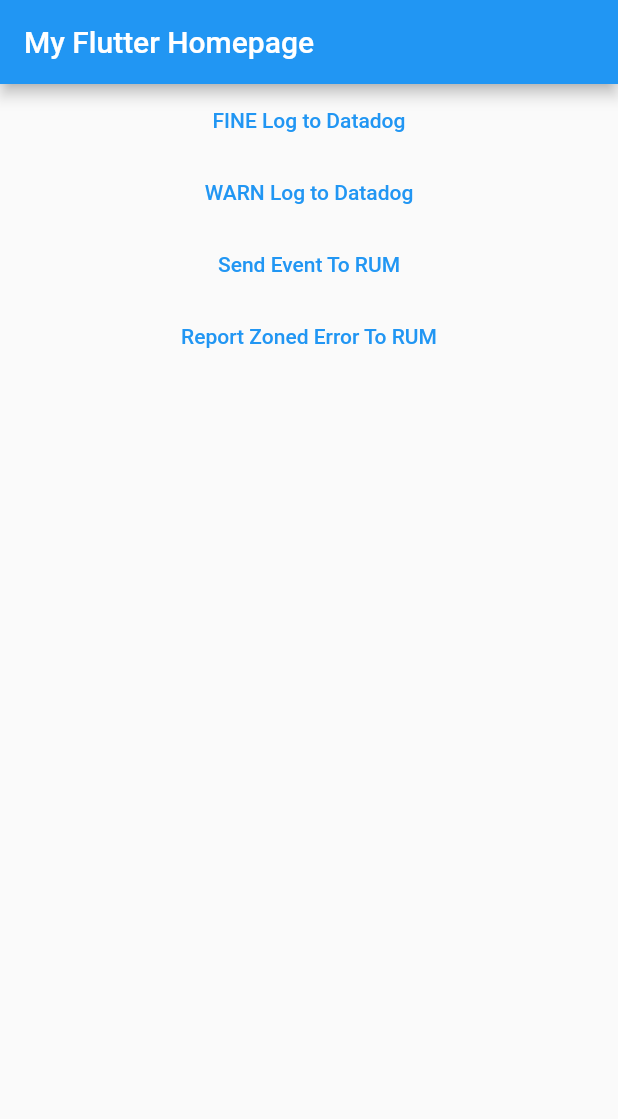
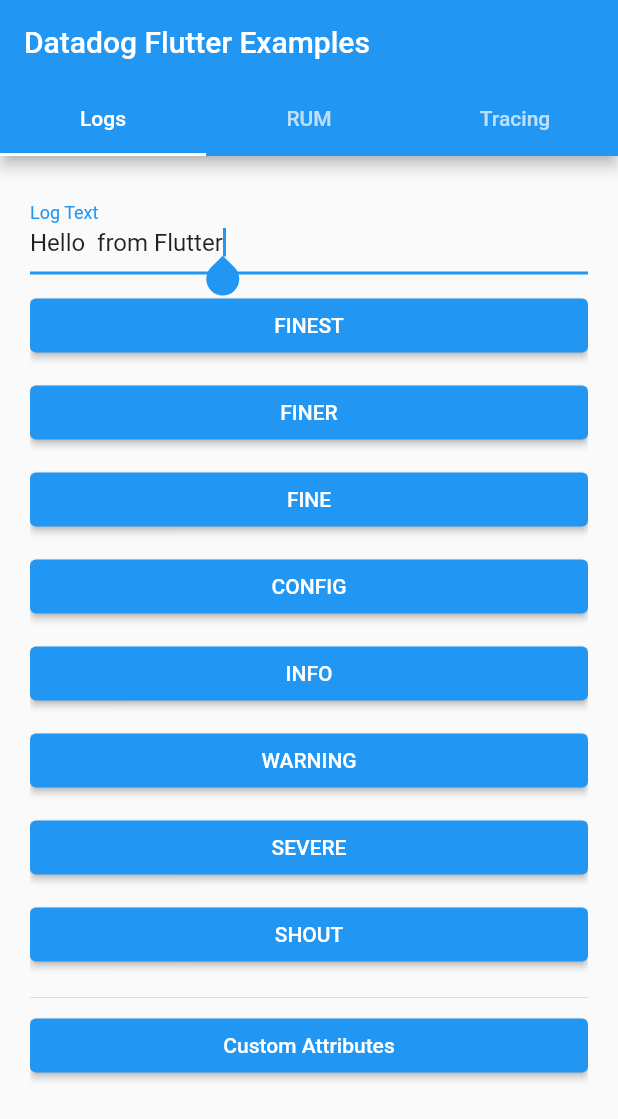
Before and after one commit to GetDutchie/datadog_flutter, a Flutter app: the screen it shows after launch, on a phone screen of 412 x 824 dp. Shown: the top 1119 px of the screen. Run offline on Flutter 3.47's test engine with Material 2 defaults, Android fonts, the phone set to English and light mode, and no system bars; our stand-ins replace js.

Commit message:
extend example code and functionality; cache dependencies in CI (#55)

```diff
--- /dev/null
+++ b/example/lib/example_button.dart
@@ -0,0 +1,25 @@
+import 'package:flutter/material.dart';
+
+class ExampleButton extends StatelessWidget {
+  final VoidCallback onPressed;
+  final String text;
+  const ExampleButton({
+    Key? key,
+    required this.onPressed,
+    required this.text,
+  }) : super(key: key);
+
+  @override
+  Widget build(BuildContext context) {
+    return Padding(
+      padding: const EdgeInsets.only(bottom: 10),
+      child: ElevatedButton(
+        onPressed: onPressed,
+        child: Padding(
+          padding: const EdgeInsets.symmetric(vertical: 10),
+          child: Text(text),
+        ),
+      ),
+    );
+  }
+}
--- /dev/null
+++ b/example/lib/logs.dart
@@ -0,0 +1,84 @@
+import 'package:flutter/material.dart';
+import 'package:datadog_flutter/datadog_logger.dart';
+import 'package:logging/logging.dart';
+import 'example_button.dart';
+
+class Logs extends StatelessWidget {
+  static final controller = TextEditingController(text: 'Hello  from Flutter');
+
+  // Instantiation will bind to root Logger
+  static final ddLogger = DatadogLogger();
+
+  /// This can be instantiated anywhere. It can be regularly disposed and recreated
+  /// (such as in a build method) becuase DatadogLogger was instantiated
+  /// with `bindOnRecord: true`. Any `Logger` instance will forward to DD.
+  static final internalLoggger = Logger('MyLoggerName');
+
+  Logs({Key? key}) : super(key: key);
+
+  @override
+  Widget build(BuildContext context) {
+    return ListView(
+      children: [
+        Padding(
+          padding: const EdgeInsets.only(bottom: 10),
+          child: TextField(
+            controller: controller,
+            decoration: InputDecoration(labelText: 'Log Text'),
+            autofocus: true,
+          ),
+        ),
+        // This could be refactored to a map using internalLogger.log
+        // however, the purpose of an example is to be illustrative so
+        // this should remain verbose
+        ExampleButton(
+          onPressed: () => internalLoggger.finest('FINEST ${controller.text}'),
+          text: 'FINEST',
+        ),
+        ExampleButton(
+          onPressed: () => internalLoggger.finer('FINER ${controller.text}'),
+          text: 'FINER',
+        ),
+        ExampleButton(
+          onPressed: () => internalLoggger.fine('FINE ${controller.text}'),
+          text: 'FINE',
+        ),
+        ExampleButton(
+          onPressed: () => internalLoggger.config('CONFIG ${controller.text}'),
+          text: 'CONFIG',
+        ),
+        ExampleButton(
+          onPressed: () => internalLoggger.info('INFO ${controller.text}'),
+          text: 'INFO',
+        ),
+        ExampleButton(
+          onPressed: () =>
+              internalLoggger.warning('WARNING ${controller.text}'),
+          text: 'WARNING',
+        ),
+        ExampleButton(
+          onPressed: () => internalLoggger.severe('SEVERE ${controller.text}'),
+          text: 'SEVERE',
+        ),
+        ExampleButton(
+          onPressed: () => internalLoggger.severe('SHOUT ${controller.text}'),
+          text: 'SHOUT',
+        ),
+        Divider(),
+        ExampleButton(
+          onPressed: () => ddLogger.log(
+            'Custom Attributes',
+            Level.WARNING,
+            attributes: {
+              'customString': 'a string',
+              'customInt': 12345,
+              'customFloat': 12345.678,
+              'customBool': true,
+            },
+          ),
+          text: 'Custom Attributes',
+        ),
+      ],
+    );
+  }
+}
--- a/example/lib/main.dart
+++ b/example/lib/main.dart
@@ -4,26 +4,27 @@
 import 'package:datadog_flutter/datadog_logger.dart';
 import 'package:datadog_flutter/datadog_tracing.dart';
 import 'package:flutter/material.dart';
-import 'package:logging/logging.dart';
 
 import 'package:datadog_flutter/datadog_flutter.dart';
 
-// DO NOT COMMIT TO GIT
-// Ideally, your token is encrypted if it must be committed or its added at build
-const DATADOG_CLIENT_TOKEN = 'YOUR_DATADOG_CLIENT_TOKEN';
+import 'config.dart';
+import 'rum.dart';
+import 'logs.dart';
+import 'tracing.dart';
+
 void main() async {
   WidgetsFlutterBinding.ensureInitialized();
 
   await DatadogFlutter.initialize(
+    androidRumApplicationId: ANDROID_RUM_APPLICATION_ID,
     clientToken: DATADOG_CLIENT_TOKEN,
-    environment: 'production',
-    androidRumApplicationId: 'YOUR_ANDROID_RUM_APPLICATION_ID',
-    iosRumApplicationId: 'YOUR_IOS_RUM_APPLICATION_ID',
-    webRumApplicationId: 'YOUR_WEB_RUM_APPLICATION_ID',
-    serviceName: 'my-cool-app',
+    environment: ENVIRONMENT,
+    iosRumApplicationId: IOS_RUM_APPLICATION_ID,
+    serviceName: SERVICE_NAME,
     trackingConsent: TrackingConsent.granted,
+    webRumApplicationId: WEB_RUM_APPLICATION_ID,
   );
-  final ddLogger = DatadogLogger();
+
   // Capture Flutter errors automatically:
   FlutterError.onError = DatadogRum.instance.addFlutterError;
 
@@ -31,20 +32,15 @@
 
   // Catch errors without crashing the app:
   runZonedGuarded(() {
-    runApp(MyApp(ddLogger));
+    runApp(MyApp());
   }, (error, stackTrace) {
     DatadogRum.instance.addError(error, stackTrace);
   });
-  runApp(MyApp(ddLogger));
+  runApp(MyApp());
 }
 
 class MyApp extends StatelessWidget {
-  final Logger otherLogger;
-  final DatadogLogger datadogLogger;
-
-  MyApp(this.datadogLogger, {Key? key})
-      : otherLogger = Logger('other logger'),
-        super(key: key);
+  MyApp({Key? key}) : super(key: key);
 
   @override
   Widget build(BuildContext context) {
@@ -54,30 +50,30 @@
         primarySwatch: Colors.blue,
         visualDensity: VisualDensity.adaptivePlatformDensity,
       ),
-      home: Scaffold(
-        appBar: AppBar(
-          title: Text('My Flutter Homepage'),
-        ),
-        body: ListView(
-          children: [
-            TextButton(
-              onPressed: () => otherLogger.fine('FINE log from Flutter'),
-              child: Text('FINE Log to Datadog'),
+      home: DefaultTabController(
+        initialIndex: 0,
+        length: 3,
+        child: Scaffold(
+          appBar: AppBar(
+            title: Text('Datadog Flutter Examples'),
+            bottom: TabBar(
+              tabs: [
+                Tab(text: 'Logs'),
+                Tab(text: 'RUM'),
+                Tab(text: 'Tracing'),
+              ],
             ),
-            TextButton(
-              onPressed: () => otherLogger.warning('WARN log from Flutter'),
-              child: Text('WARN Log to Datadog'),
+          ),
+          body: Padding(
+            padding: const EdgeInsets.all(20),
+            child: TabBarView(
+              children: [
+                Logs(),
+                Rum(),
+                Tracing(),
+              ],
             ),
-            TextButton(
-              onPressed: () =>
-                  DatadogRum.instance.addUserAction('Send Event Button'),
-              child: Text('Send Event To RUM'),
-            ),
-            TextButton(
-              onPressed: () => throw StateError('State Error from Flutter'),
-              child: Text('Report Zoned Error To RUM'),
-            ),
-          ],
+          ),
         ),
       ),
       navigatorObservers: [
--- /dev/null
+++ b/example/lib/rum.dart
@@ -0,0 +1,115 @@
+import 'package:datadog_flutter/datadog_rum.dart';
+import 'package:flutter/material.dart';
+
+import 'example_button.dart';
+
+class Rum extends StatelessWidget {
+  static final controller = TextEditingController(text: 'Event from Flutter');
+
+  const Rum({Key? key}) : super(key: key);
+
+  @override
+  Widget build(BuildContext context) {
+    return ListView(
+      children: [
+        ExampleButton(
+          onPressed: () {
+            final route = MaterialPageRoute(
+              fullscreenDialog: true,
+              settings: RouteSettings(name: 'RumModalRoute'),
+              builder: (BuildContext _) => _ModalRoute(),
+            );
+            Navigator.of(context).push(route);
+          },
+          text: 'Change Route',
+        ),
+        Divider(),
+        Padding(
+          padding: const EdgeInsets.only(bottom: 10),
+          child: TextField(
+            controller: controller,
+            decoration: InputDecoration(labelText: 'Event Text'),
+            autofocus: true,
+          ),
+        ),
+        ExampleButton(
+          onPressed: () =>
+              DatadogRum.instance.addUserAction('TAP ${controller.text}'),
+          text: 'Tap Event',
+        ),
+        ExampleButton(
+          onPressed: () => DatadogRum.instance.addUserAction(
+            'Scroll ${controller.text}',
+            action: RUMAction.scroll,
+          ),
+          text: 'Scroll Event',
+        ),
+        ExampleButton(
+          onPressed: () => DatadogRum.instance.addUserAction(
+            'SWIPE ${controller.text}',
+            action: RUMAction.swipe,
+          ),
+          text: 'Swipe Event',
+        ),
+        ExampleButton(
+          onPressed: () => DatadogRum.instance.addUserAction(
+            'CLICK ${controller.text}',
+            action: RUMAction.click,
+          ),
+          text: 'Click Event',
+        ),
+        ExampleButton(
+          onPressed: () => DatadogRum.instance.addUserAction(
+            'CUSTOM ${controller.text}',
+            action: RUMAction.custom,
+          ),
+          text: 'Custom Event',
+        ),
+        Divider(),
+        ExampleButton(
+          onPressed: () => throw StateError('State Error from Flutter'),
+          text: 'Report Zoned Error To RUM',
+        ),
+        ExampleButton(
+          onPressed: () async {
+            try {
+              throw StateError('Custom Add Error from Flutter');
+            } catch (e, st) {
+              await DatadogRum.instance.addError(e, st);
+            }
+          },
+          text: 'Add Error To RUM',
+        ),
+        Divider(),
+        ExampleButton(
+          onPressed: () => DatadogRum.instance.addUserAction(
+            'Custom Attributes',
+            attributes: {
+              'customString': 'a string',
+              'customInt': 12345,
+              'customFloat': 12345.678,
+              'customBool': true,
+            },
+          ),
+          text: 'Custom Attributes',
+        ),
+      ],
+    );
+  }
+}
+
+class _ModalRoute extends StatelessWidget {
+  const _ModalRoute({Key? key}) : super(key: key);
+
+  @override
+  Widget build(BuildContext context) {
+    return Scaffold(
+      body: Container(
+        child: ExampleButton(
+          onPressed: Navigator.of(context).pop,
+          text: 'Go Back',
+        ),
+      ),
+    );
+  }
+}
--- /dev/null
+++ b/example/lib/tracing.dart
@@ -0,0 +1,40 @@
+import 'package:datadog_flutter/datadog_tracing.dart';
+import 'package:flutter/material.dart';
+
+import 'example_button.dart';
+import 'config.dart';
+
+class Tracing extends StatelessWidget {
+  static final client = DatadogTracingHttpClient();
+  static final ENDPOINT = Uri.parse(API_ROOT);
+
+  const Tracing({Key? key}) : super(key: key);
+
+  @override
+  Widget build(BuildContext context) {
+    return ListView(
+      children: [
+        ExampleButton(
+          onPressed: () => client.get(ENDPOINT),
+          text: 'GET',
+        ),
+        ExampleButton(
+          onPressed: () => client.put(ENDPOINT),
+          text: 'PUT',
+        ),
+        ExampleButton(
+          onPressed: () => client.post(ENDPOINT),
+          text: 'POST',
+        ),
+        ExampleButton(
+          onPressed: () => client.patch(ENDPOINT),
+          text: 'PATCH',
+        ),
+        ExampleButton(
+          onPressed: () => client.delete(ENDPOINT),
+          text: 'DELETE',
+        ),
+      ],
+    );
+  }
+}
--- a/example/pubspec.yaml
+++ b/example/pubspec.yaml
@@ -4,8 +4,8 @@
 publish_to: none
 
 environment:
-  sdk: '>=2.12.0 <3.0.0'
-  flutter: '>=2.0.0 <3.0.0'
+  sdk: ">=2.12.0 <3.0.0"
+  flutter: ">=2.0.0 <3.0.0"
 
 dependencies:
   flutter:
```
Also changed, not shown: example/lib/config.dart (added, +13 -0 lines), 1 other file.
